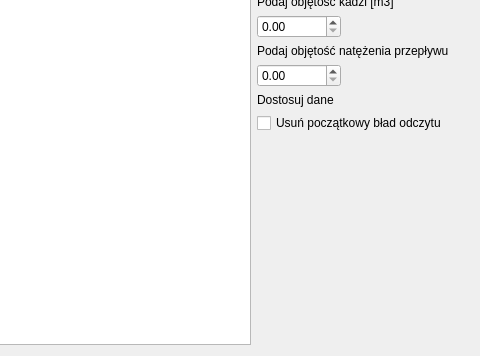
First picture: the form in chartdialog.ui, repository JakubDulewicz/CosDataAnalysis, before the edit; both pictures show x 425 to 905 and y 88 to 444 of the 905 by 444 pixel window.
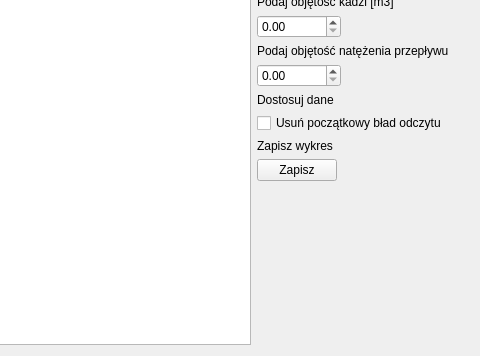
Second picture: the form after the edit. Custom widgets are drawn as their Qt base class.

```diff
--- a/chartdialog.ui
+++ b/chartdialog.ui
@@ -405,6 +405,30 @@
        </item>
       </layout>
      </item>
+     <item>
+      <layout class="QVBoxLayout" name="verticalLayout_10">
+       <item>
+        <widget class="QLabel" name="label_10">
+         <property name="text">
+          <string>Zapisz wykres</string>
+         </property>
+        </widget>
+       </item>
+       <item>
+        <widget class="QPushButton" name="pushButtonSaveChart">
+         <property name="sizePolicy">
+          <sizepolicy hsizetype="Maximum" vsizetype="Fixed">
+           <horstretch>0</horstretch>
+           <verstretch>0</verstretch>
+          </sizepolicy>
+         </property>
+         <property name="text">
+          <string>Zapisz</string>
+         </property>
+        </widget>
+       </item>
+      </layout>
+     </item>
      <item>
       <spacer name="verticalSpacer_2">
        <property name="orientation">
```
